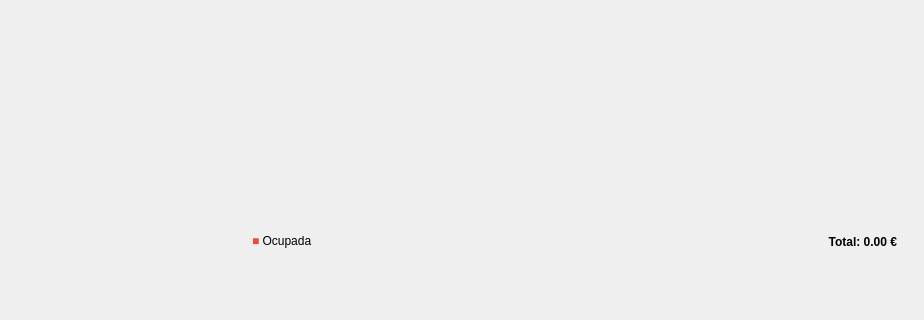
Before: the Qt Designer form apps/gui/ui/mainwindow.ui in jorgebd21/CineManager, drawn with Qt 5; both pictures show x 100 to 1024 and y 448 to 768 of the 1024 by 768 pixel window.
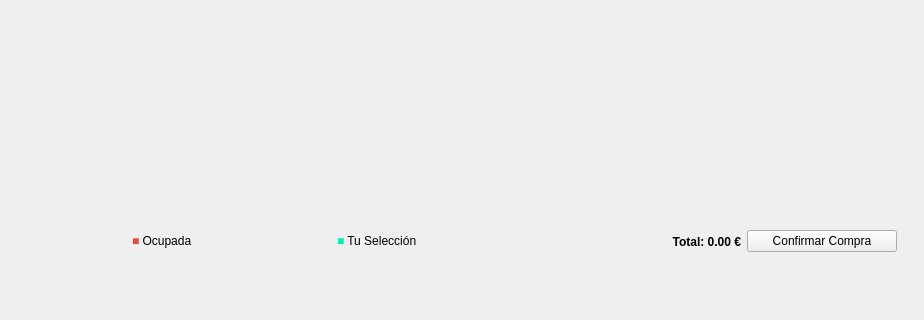
After: the same form once the commit is applied. The open tabs and pages were chosen to show the change.

Commit message:
feat(gui): implement multi-seat selection and batch checkout
- Refactor seat buttons to support toggleable multi-selection with visual states in QSS.
- Add dynamic total price calculation based on active seat selection.
- Implement batch reservation processing in MainWindow::alConfirmarCompra.
- Redesign the digital ticket to aggregate multiple seats and total cost into a single view.
- Introduce 'Confirm Purchase' button and selection legend in the UI layout.

The edit to the form file:
```diff
--- a/apps/gui/ui/mainwindow.ui
+++ b/apps/gui/ui/mainwindow.ui
@@ -378,6 +378,13 @@
              </property>
             </widget>
            </item>
+           <item>
+            <widget class="QLabel" name="labelLeyendaSeleccionada">
+             <property name="text">
+              <string>&lt;html&gt;&lt;head/&gt;&lt;body&gt;&lt;p&gt;&lt;span style=&quot;color:#00f0b5;&quot;&gt;■&lt;/span&gt; Tu Selección&lt;/p&gt;&lt;/body&gt;&lt;/html&gt;</string>
+             </property>
+            </widget>
+           </item>
            <item>
             <widget class="QLabel" name="labelPrecioTotal">
              <property name="text">
@@ -393,6 +400,19 @@
              </property>
             </widget>
            </item>
+           <item>
+            <widget class="QPushButton" name="botonConfirmar">
+             <property name="text">
+              <string>Confirmar Compra</string>
+             </property>
+             <property name="maximumSize">
+              <size>
+               <width>150</width>
+               <height>16777215</height>
+              </size>
+             </property>
+            </widget>
+           </item>
           </layout>
          </widget>
         </item>
```
The commit also changes 3 other files.
